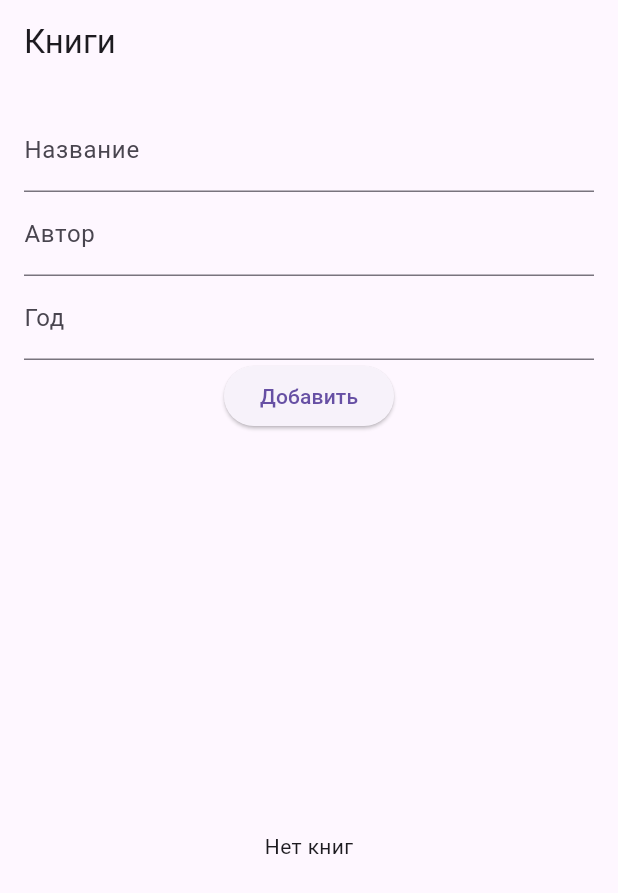
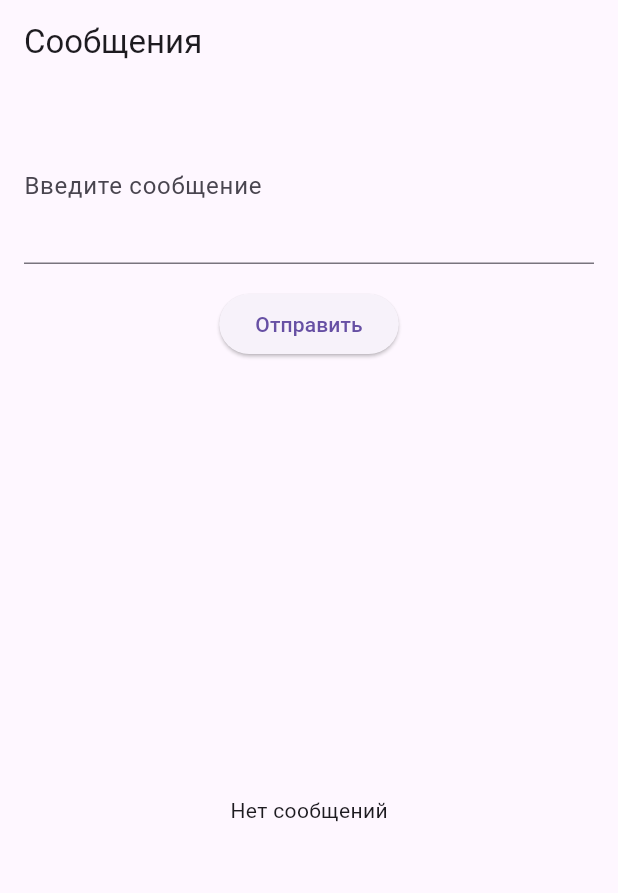
Before and after one commit to jekapv/flutter-supabase-lab, a Flutter app: the screen it shows after launch, on a phone screen of 412 x 824 dp. Shown: the top 893 px of the screen. Run offline on Flutter 3.47's test engine with Material 3 defaults, Android fonts, the phone set to English and light mode, and no system bars; our stand-ins replace supabase; accounts and stored records are empty.

Commit message:
Добавил функционал сообщений с подтверждением

```diff
--- a/lib/main.dart
+++ b/lib/main.dart
@@ -1,14 +1,12 @@
 import 'package:flutter/material.dart';
 import 'package:supabase/supabase.dart';
 
-const String supabaseUrl = 'https://kszzgrxangxxxdrojzvd.supabase.co';
-const String supabaseAnonKey = 'eyJhbGciOiJIUzI1NiIsInR5cCI6IkpXVCJ9.eyJpc3MiOiJzdXBhYmFzZSIsInJlZiI6Imtzenpncnhhbmd4eHhkcm9qenZkIiwicm9sZSI6ImFub24iLCJpYXQiOjE3NjE1NzI5MDYsImV4cCI6MjA3NzE0ODkwNn0.swkRooXHapuVU788MLChOdcxTTrYf3ECC3K0J0nkXeo';
-
+const String supabaseUrl = 'https://frvexfoezbscdbcvuxas.supabase.co';
+const String supabaseAnonKey = 'eyJhbGciOiJIUzI1NiIsInR5cCI6IkpXVCJ9.eyJpc3MiOiJzdXBhYmFzZSIsInJlZiI6ImZydmV4Zm9lemJzY2RiY3Z1eGFzIiwicm9sZSI6ImFub24iLCJpYXQiOjE3NTk3NDY4ODgsImV4cCI6MjA3NTMyMjg4OH0.XDr9MFxBMX0P42a4MwjstxtZeh_Caqdyrfpfr7d9ec8';
 
 void main() {
   runApp(const MyApp());
 }
-
 
 class MyApp extends StatelessWidget {
   const MyApp({super.key});
@@ -16,138 +14,130 @@ class MyApp extends StatelessWidget {
   @override
   Widget build(BuildContext context) {
     return MaterialApp(
-      title: 'Книги', // Название вкладки в браузере
-      theme: ThemeData(primarySwatch: Colors.blue), // Цветовая тема
-      home: const BookScreen(), // Главный экран приложения
+      title: 'Сообщения',
+      theme: ThemeData(primarySwatch: Colors.blue),
+      home: const MessageScreen(),
     );
   }
 }
 
-// Главный экран: форма + список книг из базы
-class BookScreen extends StatefulWidget {
-  const BookScreen({super.key});
+class MessageScreen extends StatefulWidget {
+  const MessageScreen({super.key});
 
   @override
-  State<BookScreen> createState() => _BookScreenState();
+  State<MessageScreen> createState() => _MessageScreenState();
 }
 
-class _BookScreenState extends State<BookScreen> {
-  // Создаём "мост" к Supabase — через него будем читать и писать данные
+class _MessageScreenState extends State<MessageScreen> {
   final supabase = SupabaseClient(supabaseUrl, supabaseAnonKey);
+  final messageCtrl = TextEditingController();
 
-  // Эти контроллеры "хранят" текст, который пользователь вводит в поля
-  final titleCtrl = TextEditingController();
-  final authorCtrl = TextEditingController();
-  final yearCtrl = TextEditingController();
+  // Функция для показа диалога подтверждения
+  Future<void> _showConfirmationDialog(String message) async {
+    return showDialog<void>(
+      context: context,
+      builder: (BuildContext context) {
+        return AlertDialog(
+          title: const Text('Подтвердите отправку'),
+          content: Text('Вы уверены, что хотите отправить сообщение?\n\n"$message"'),
+          actions: <Widget>[
+            TextButton(
+              child: const Text('Нет'),
+              onPressed: () {
+                Navigator.of(context).pop(); // Закрываем диалог
+              },
+            ),
+            ElevatedButton(
+              child: const Text('Да'),
+              onPressed: () {
+                Navigator.of(context).pop(); // Закрываем диалог
+                _sendMessage(message);       // Отправляем сообщение
+              },
+            ),
+          ],
+        );
+      },
+    );
+  }
+
+  // Функция отправки сообщения в Supabase
+  void _sendMessage(String message) {
+    supabase
+        .from('messages')
+        .insert({'message': message})
+        .then((_) {
+          messageCtrl.clear();
+          ScaffoldMessenger.of(context).showSnackBar(
+            const SnackBar(content: Text('Сообщение добавлено')),
+          );
+          setState(() {}); // Обновляем список
+        })
+        .catchError((e) {
+          ScaffoldMessenger.of(context).showSnackBar(
+            SnackBar(content: Text('Ошибка: $e')),
+          );
+        });
+  }
 
   @override
   Widget build(BuildContext context) {
     return Scaffold(
-      appBar: AppBar(title: const Text('Книги')), // Верхняя панель
+      appBar: AppBar(title: const Text('Сообщения')),
       body: Column(
         children: [
-          //  ФОРМА ДОБАВЛЕНИЯ КНИГИ
           Padding(
             padding: const EdgeInsets.all(16),
             child: Column(
               children: [
-                TextField(controller: titleCtrl, decoration: const InputDecoration(labelText: 'Название')),
-                TextField(controller: authorCtrl, decoration: const InputDecoration(labelText: 'Автор')),
-                TextField(controller: yearCtrl, decoration: const InputDecoration(labelText: 'Год')),
+                TextField(
+                  controller: messageCtrl,
+                  decoration: const InputDecoration(labelText: 'Введите сообщение'),
+                  maxLines: 3,
+                ),
+                const SizedBox(height: 16),
                 ElevatedButton(
                   onPressed: () {
-                    // Получаем текст из полей и убираем лишние пробелы
-                    final title = titleCtrl.text.trim();
-                    final author = authorCtrl.text.trim();
-                    final yearStr = yearCtrl.text.trim();
-
-                    // Проверка: все поля заполнены?
-                    if (title.isEmpty || author.isEmpty || yearStr.isEmpty) {
+                    final message = messageCtrl.text.trim();
+                    if (message.isEmpty) {
                       ScaffoldMessenger.of(context).showSnackBar(
-                        const SnackBar(content: Text('Заполните все поля')),
+                        const SnackBar(content: Text('Введите сообщение')),
                       );
                       return;
                     }
-
-                    // Пробуем превратить год в число
-                    final year = int.tryParse(yearStr);
-                    if (year == null) {
-                      ScaffoldMessenger.of(context).showSnackBar(
-                        const SnackBar(content: Text('Год — число')),
-                      );
-                      return;
-                    }
-
-                    // ОТПРАВЛЯЕМ ДАННЫЕ В SUPABASE
-                    supabase
-                        .from('books') // Выбираем таблицу 'books'
-                        .insert({
-                          'title': title,
-                          'author': author,
-                          'year': year,
-                        })
-                        // Если всё прошло успешно:
-                        .then((_) {
-                          // Очищаем поля ввода
-                          titleCtrl.clear();
-                          authorCtrl.clear();
-                          yearCtrl.clear();
-                          // Показываем уведомление
-                          ScaffoldMessenger.of(context).showSnackBar(
-                            const SnackBar(content: Text('Добавлено')),
-                          );
-                          // Обновляем список книг на экране
-                          setState(() {});
-                        })
-                        // Если произошла ошибка:
-                        .catchError((e) {
-                          ScaffoldMessenger.of(context).showSnackBar(
-                            SnackBar(content: Text('Ошибка: $e')),
-                          );
-                        });
+                    _showConfirmationDialog(message);
                   },
-                  child: const Text('Добавить'),
+                  child: const Text('Отправить'),
                 ),
               ],
             ),
           ),
 
-          //  СПИСОК КНИГ ИЗ БАЗЫ
-          // FutureBuilder автоматически обрабатывает загрузку, ошибку и данные
           Expanded(
             child: FutureBuilder<List<dynamic>>(
-              future: _loadBooks(), // Эта функция загружает книги
+              future: _loadMessages(),
               builder: (context, snapshot) {
-                // Пока идёт загрузка — показываем кружок
                 if (snapshot.connectionState == ConnectionState.waiting) {
                   return const Center(child: CircularProgressIndicator());
                 }
-
-                // Если произошла ошибка — показываем текст ошибки
                 if (snapshot.hasError) {
                   return Center(child: Text('Ошибка: ${snapshot.error}'));
                 }
-
-                // Если данные получены и список не пустой — показываем книги
                 if (snapshot.hasData && snapshot.data!.isNotEmpty) {
                   return ListView.builder(
                     itemCount: snapshot.data!.length,
                     itemBuilder: (context, i) {
-                      final book = snapshot.data![i];
-                      // Каждая книга — это карточка с названием и автором
+                      final msg = snapshot.data![i];
                       return Card(
                         margin: const EdgeInsets.symmetric(horizontal: 16, vertical: 6),
                         child: ListTile(
-                          title: Text(book['title']),
-                          subtitle: Text('${book['author']}, ${book['year']}'),
+                          title: Text(msg['message']),
+                          subtitle: Text('Отправлено: ${msg['created_at']}'),
                         ),
                       );
                     },
                   );
                 }
-
-                // Если данных нет — пишем "Нет книг"
-                return const Center(child: Text('Нет книг'));
+                return const Center(child: Text('Нет сообщений'));
               },
             ),
           ),
@@ -156,10 +146,8 @@ class _BookScreenState extends State<BookScreen> {
     );
   }
 
-  //  ФУНКЦИЯ: ЗАГРУЗИТЬ КНИГИ ИЗ SUPABASE
-  // Она делает запрос: SELECT * FROM books
-  Future<List<dynamic>> _loadBooks() async {
-    final data = await supabase.from('books').select();
+  Future<List<dynamic>> _loadMessages() async {
+    final data = await supabase.from('messages').select().order('created_at', ascending: false);
     return data as List<dynamic>;
   }
 }
```
